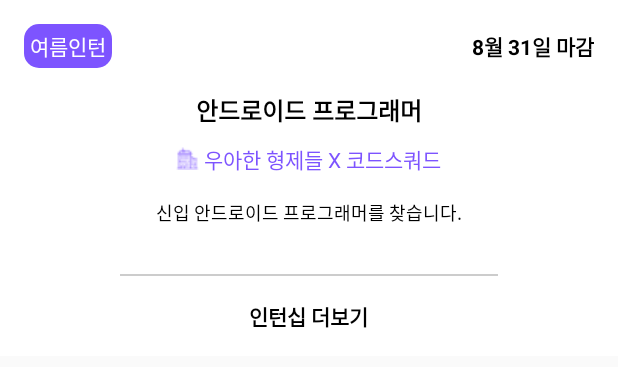
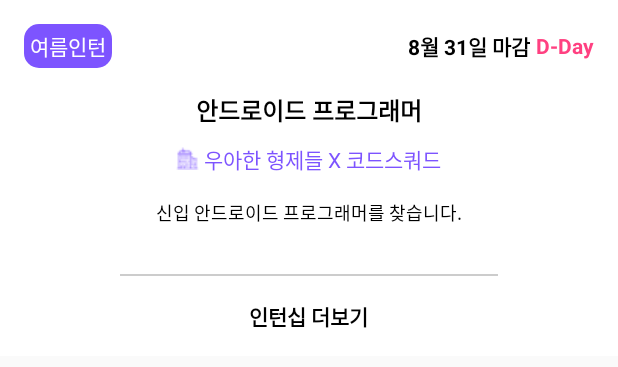
Before and after one commit to JuneBuug/ForDevCareer, an Android app: the layout view_internship_card.xml on its own in the app's theme, with its tools: preview values and no code run, on a phone screen of 412 x 824 dp. Shown: the top 367 px of the screen. Run offline under Robolectric (Android 15) with nearby library versions, the phone set to English and light mode, and no system bars.

Commit message:
마감, D-day표시 추가

```diff
--- a/app/src/main/res/layout/view_internship_card.xml
+++ b/app/src/main/res/layout/view_internship_card.xml
@@ -28,10 +28,21 @@
             android:layout_width="wrap_content"
             android:layout_height="wrap_content"
             android:text="8월 31일 마감"
-            android:layout_alignParentRight="true"
+            android:layout_toLeftOf="@+id/dday"
             android:layout_centerVertical="true"
             android:textStyle="bold"
             android:textColor="@color/color_black100"/>
+
+        <TextView
+            android:id="@+id/dday"
+            android:layout_width="wrap_content"
+            android:layout_height="wrap_content"
+            android:text="D-Day"
+            android:layout_alignParentRight="true"
+            android:layout_centerVertical="true"
+            android:layout_marginLeft="4dp"
+            android:textStyle="bold"
+            android:textColor="@color/colorAccent"/>
 
     </RelativeLayout>
 
```
Also changed, not shown: app/src/main/java/com/example/junekim/univinfo/InternshipFragment.java (+21 -2 lines).
